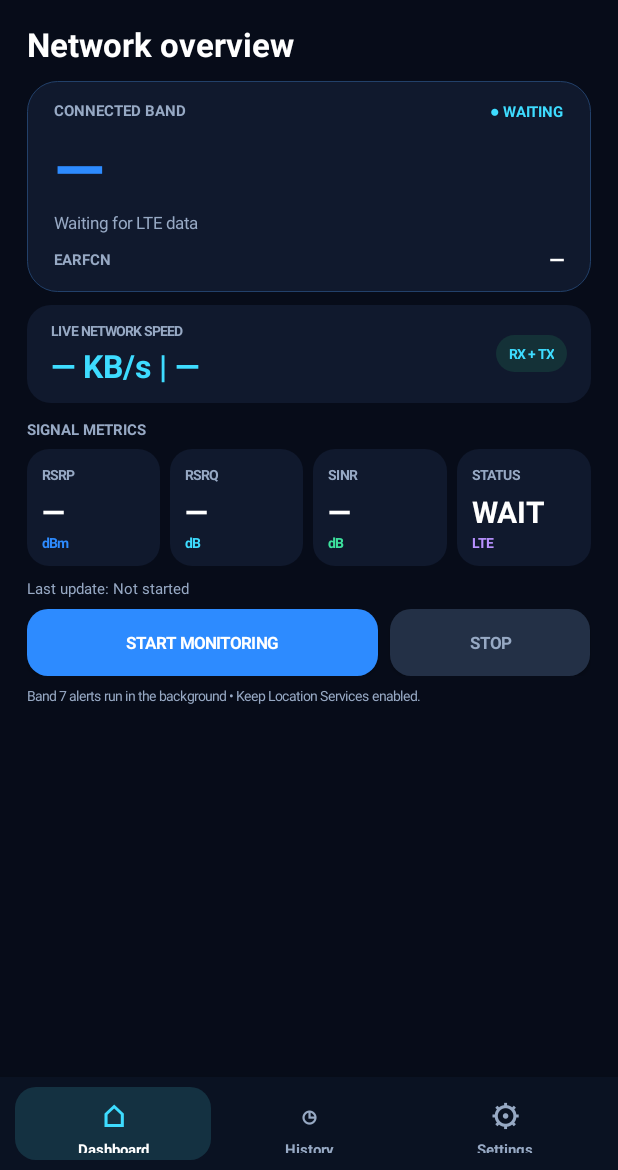
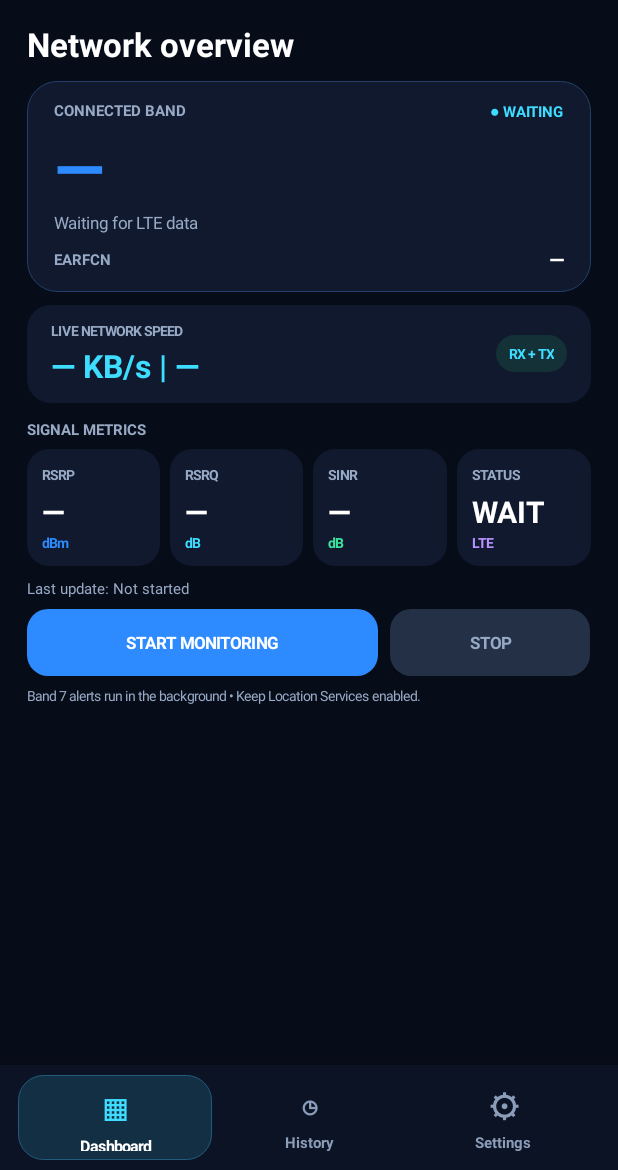
Before and after one commit to justaskaspire/BandWatchLTE7, an Android app: the screen it shows after launch (MainActivity), on a phone screen of 412 x 824 dp, the part 66-1236 px from its top. Run offline under Robolectric (Android 15) with nearby library versions, the phone set to English and light mode, and no system bars.

Commit message:
Polish premium bottom navigation and improve tab readability

```diff
--- a/app/src/main/java/com/justaskaspire/bandwatch/MainActivity.kt
+++ b/app/src/main/java/com/justaskaspire/bandwatch/MainActivity.kt
@@ -122,31 +122,33 @@ class MainActivity : Activity() {
         val nav = LinearLayout(this).apply {
             orientation = LinearLayout.HORIZONTAL
             gravity = Gravity.CENTER
-            setPadding(dp(10), dp(7), dp(10), dp(7))
-            setBackgroundColor(Color.rgb(10, 18, 34))
-            elevation = dp(10).toFloat()
+            setPadding(dp(12), dp(7), dp(12), dp(7))
+            setBackgroundColor(Color.rgb(11, 19, 36))
+            elevation = dp(14).toFloat()
         }
         val items = mutableListOf<LinearLayout>()
         listOf("Dashboard", "History", "Settings").forEachIndexed { index, title ->
             val item = LinearLayout(this).apply {
                 orientation = LinearLayout.VERTICAL
                 gravity = Gravity.CENTER
-                setPadding(0, dp(5), 0, dp(5))
+                setPadding(0, dp(6), 0, dp(6))
                 isClickable = true
                 isFocusable = true
                 setOnClickListener { showTab(index) }
             }
-            val symbols = listOf("⌂", "◷", "⚙")
-            item.addView(label(symbols[index], 20f, muted, true).apply { gravity = Gravity.CENTER })
-            item.addView(label(title, 10f, muted, true).apply {
+            val symbols = listOf("▦", "◷", "⚙")
+            item.addView(label(symbols[index], 22f, muted, true).apply {
                 gravity = Gravity.CENTER
-                setPadding(0, dp(2), 0, 0)
+            })
+            item.addView(label(title, 10.5f, muted, true).apply {
+                gravity = Gravity.CENTER
+                setPadding(0, dp(3), 0, 0)
             })
             nav.addView(item, LinearLayout.LayoutParams(0, -1, 1f))
             items.add(item)
         }
         navItems = items
-        shell.addView(nav, LinearLayout.LayoutParams(-1, dp(62)))
+        shell.addView(nav, LinearLayout.LayoutParams(-1, dp(70)))
         setContentView(shell)
     }
 
@@ -171,9 +173,20 @@ class MainActivity : Activity() {
     private fun updateNavigation() {
         navItems.forEachIndexed { index, item ->
             val active = index == selectedTab
-            item.background = rounded(if (active) Color.rgb(20, 49, 65) else Color.TRANSPARENT, 14)
-            (item.getChildAt(0) as TextView).setTextColor(if (active) cyan else muted)
-            (item.getChildAt(1) as TextView).setTextColor(if (active) Color.WHITE else muted)
+            item.background = rounded(
+                if (active) Color.rgb(19, 47, 68) else Color.TRANSPARENT,
+                17,
+                if (active) Color.rgb(35, 91, 126) else null,
+                1
+            )
+            (item.getChildAt(0) as TextView).apply {
+                setTextColor(if (active) cyan else Color.rgb(139, 157, 184))
+                textSize = if (active) 23f else 21f
+            }
+            (item.getChildAt(1) as TextView).apply {
+                setTextColor(if (active) Color.WHITE else Color.rgb(139, 157, 184))
+                textSize = if (active) 10.5f else 10f
+            }
         }
     }
 
```
